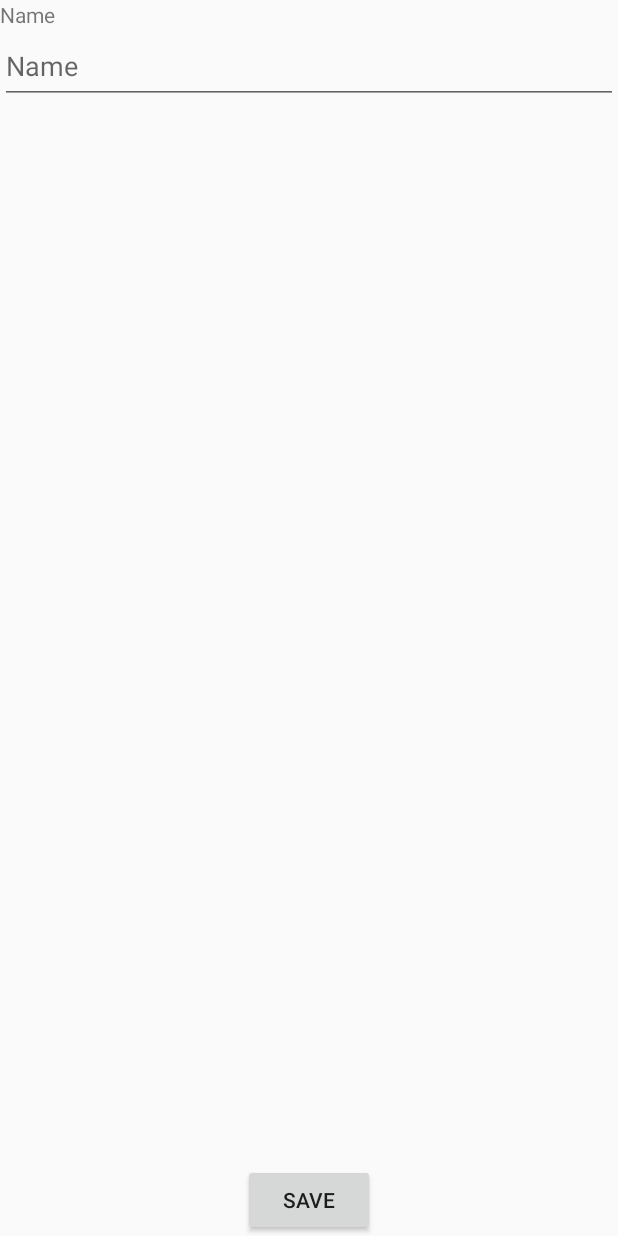
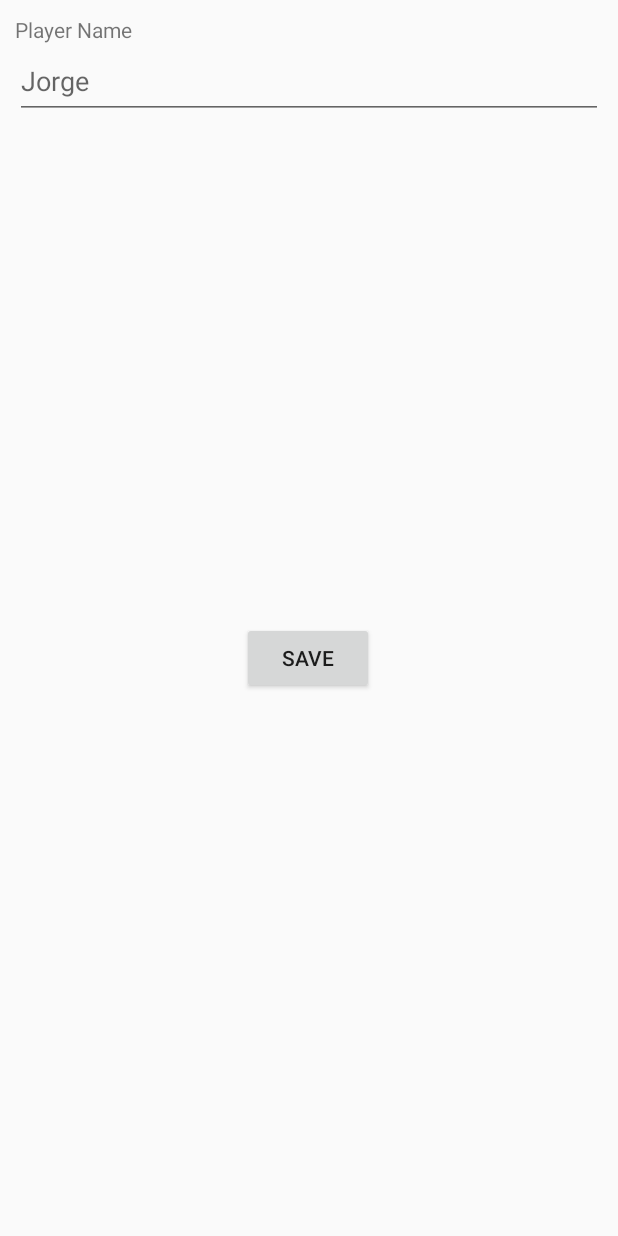
Before and after one commit to Liscare/RandomTeams, an Android app: the EditPlayerFragment screen opened through its navigation route, on a phone screen of 412 x 824 dp. Run offline under Robolectric (Android 15) with nearby library versions, the phone set to English and light mode, and no system bars.

Commit message:
UI - Use string resources for Add player fragment

```diff
--- a/app/src/main/res/layout/edit_player_fragment.xml
+++ b/app/src/main/res/layout/edit_player_fragment.xml
@@ -4,21 +4,28 @@
     xmlns:tools="http://schemas.android.com/tools"
     android:layout_width="match_parent"
     android:layout_height="match_parent"
+    android:layout_marginStart="@dimen/margin_sides"
+    android:layout_marginLeft="@dimen/margin_sides"
+    android:layout_marginTop="@dimen/margin_sides"
+    android:layout_marginEnd="@dimen/margin_sides"
+    android:layout_marginRight="@dimen/margin_sides"
+    android:layout_marginBottom="@dimen/margin_sides"
     tools:context=".fragment.EditPlayerFragment">
 
     <TextView
         android:id="@+id/label_name"
         android:layout_width="match_parent"
         android:layout_height="wrap_content"
-        android:text="Name"
-        app:layout_constraintBottom_toTopOf="@+id/edit_name" />
+        android:text="@string/player_name"
+        app:layout_constraintBottom_toTopOf="@+id/edit_name"
+        app:layout_constraintTop_toTopOf="parent" />
 
     <EditText
         android:id="@+id/edit_name"
         android:layout_width="match_parent"
         android:layout_height="50dp"
         android:autofillHints=""
-        android:hint="Name"
+        android:hint="@string/player_name_hint"
         android:inputType="text"
         android:text=""
         app:layout_constraintEnd_toEndOf="parent"
@@ -29,10 +36,13 @@
         android:id="@+id/save_player"
         android:layout_width="wrap_content"
         android:layout_height="wrap_content"
-        android:text="Save"
+        android:layout_marginBottom="16dp"
+        android:text="@string/create_player"
         app:layout_constraintBottom_toBottomOf="parent"
         app:layout_constraintEnd_toEndOf="parent"
-        app:layout_constraintStart_toStartOf="parent"/>
+        app:layout_constraintHorizontal_bias="0.498"
+        app:layout_constraintStart_toStartOf="parent"
+        app:layout_constraintTop_toBottomOf="@+id/edit_name" />
 
 
 </androidx.constraintlayout.widget.ConstraintLayout>
```
